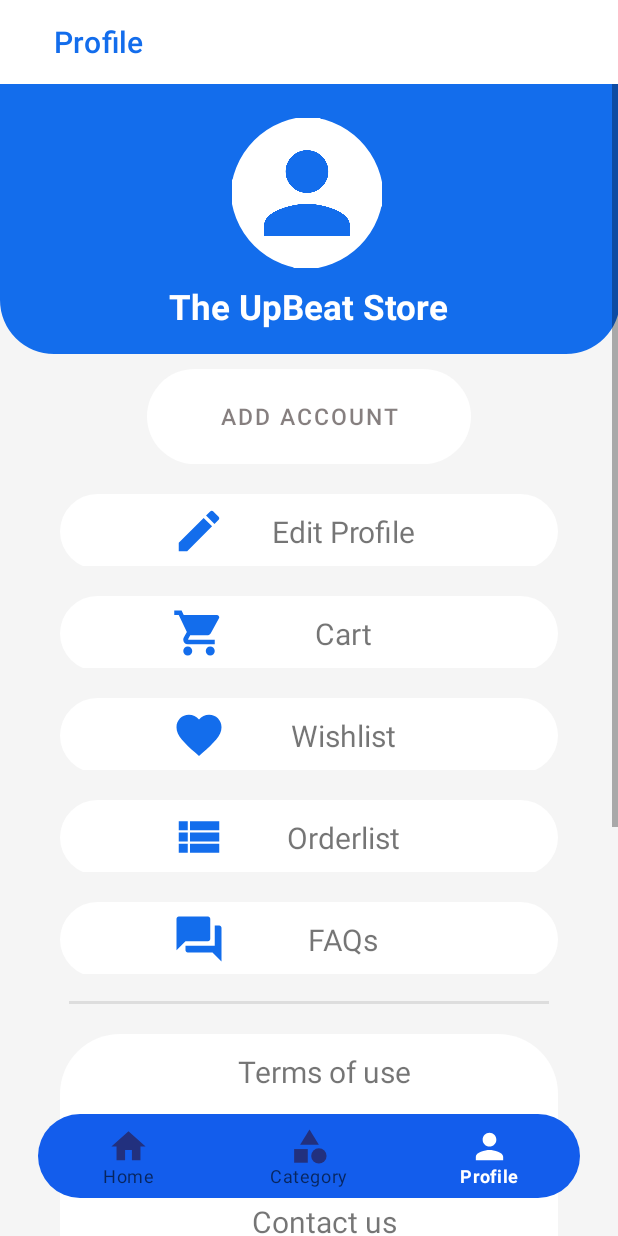
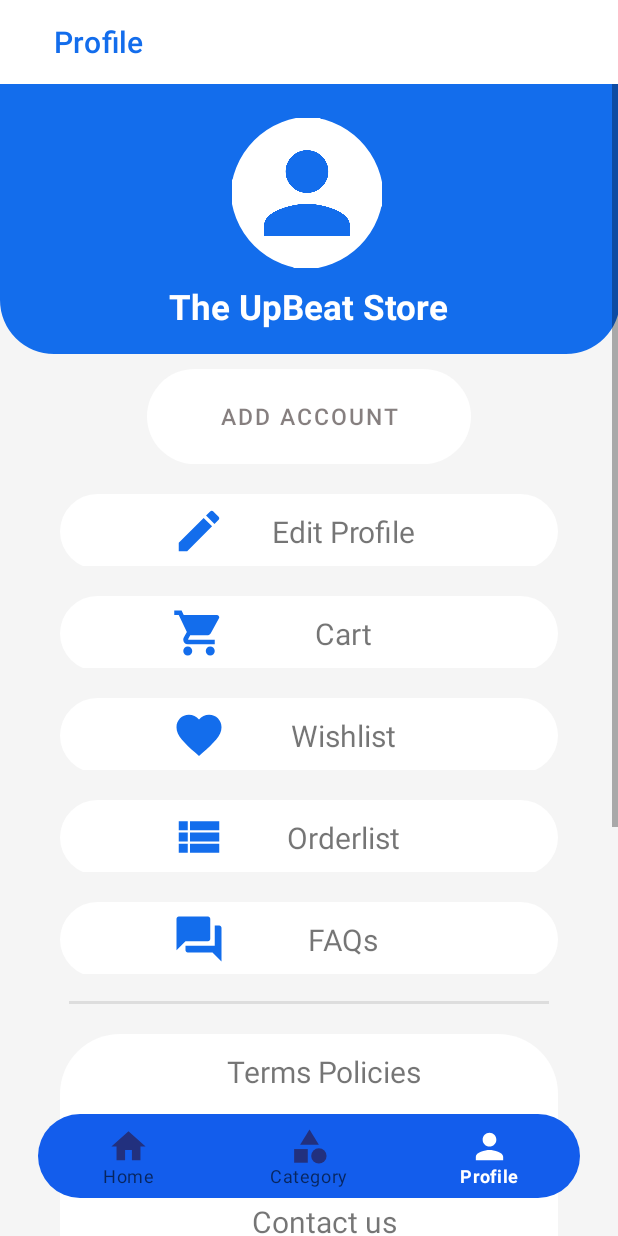
Before and after one commit to NehaW4/MiniBis_Main, an Android app: the screen it shows after launch (MainActivity), item 3 of the bottom bar chosen, on a phone screen of 412 x 824 dp. Run offline under Robolectric (Android 15) with nearby library versions, the phone set to English and light mode, and no system bars.

Commit message:
Updated ProfileFragment- Anirudha

```diff
--- a/app/src/main/java/com/example/minibis/ProfileFragment.java
+++ b/app/src/main/java/com/example/minibis/ProfileFragment.java
@@ -10,12 +10,13 @@ import android.view.LayoutInflater;
 import android.view.View;
 import android.view.ViewGroup;
 import android.widget.Button;
+import android.widget.TextView;
 
 
 public class ProfileFragment extends Fragment {
 
     Button log_profile;
-
+TextView editprofile,wishlist,ordelist,cart,faq,aboutus,contactus;
     @Override
     public View onCreateView(LayoutInflater inflater, ViewGroup container,
                              Bundle savedInstanceState) {
--- a/app/src/main/res/layout/fragment_profile.xml
+++ b/app/src/main/res/layout/fragment_profile.xml
@@ -137,6 +137,7 @@
                         android:src="@drawable/ic_editprofile" />
 
                     <TextView
+                        android:id="@+id/editprof"
                         android:layout_width="136dp"
                         android:layout_height="match_parent"
                         android:layout_marginLeft="10dp"
@@ -174,6 +175,7 @@
                         android:src="@drawable/ic_baseline_shopping_cart_24" />
 
                     <TextView
+                        android:id="@+id/cart"
                         android:layout_width="136dp"
                         android:layout_height="match_parent"
                         android:layout_marginLeft="10dp"
@@ -210,12 +212,13 @@
                         android:src="@drawable/ic_wishlist"/>
 
                     <TextView
+                        android:id="@+id/wishlist"
                         android:layout_width="136dp"
                         android:layout_height="match_parent"
                         android:layout_marginLeft="10dp"
                         android:gravity="center"
                         android:text="Wishlist"
-                        android:textSize="20sp"/>
+                        android:textSize="20sp" />
 
                 </LinearLayout>
 
@@ -245,12 +248,13 @@
                         android:src="@drawable/ic_orderlist"/>
 
                     <TextView
+                        android:id="@+id/orderlist"
                         android:layout_width="136dp"
                         android:layout_height="match_parent"
                         android:layout_marginLeft="10dp"
                         android:gravity="center"
                         android:text="Orderlist"
-                        android:textSize="20sp"/>
+                        android:textSize="20sp" />
 
                 </LinearLayout>
 
@@ -280,12 +284,13 @@
                         android:src="@drawable/ic_faq"/>
 
                     <TextView
+                        android:id="@+id/faqs"
                         android:layout_width="136dp"
                         android:layout_height="match_parent"
                         android:layout_marginLeft="10dp"
                         android:gravity="center"
                         android:text="FAQs"
-                        android:textSize="20sp"/>
+                        android:textSize="20sp" />
 
                 </LinearLayout>
 
@@ -322,7 +327,7 @@
                         android:layout_height="50dp"
                         android:layout_marginLeft="10dp"
                         android:gravity="center"
-                        android:text="Terms of use"
+                        android:text="Terms Policies"
                         android:textSize="20sp"/>
 
                     <TextView
@@ -330,16 +335,17 @@
                         android:layout_height="50dp"
                         android:layout_marginLeft="10dp"
                         android:gravity="center"
-                        android:text="Policies"
+                        android:text=""
                         android:textSize="20sp" />
 
                     <TextView
+                        android:id="@+id/contactus"
                         android:layout_width="136dp"
                         android:layout_height="50dp"
                         android:layout_marginLeft="10dp"
                         android:gravity="center"
                         android:text="Contact us"
-                        android:textSize="20sp"/>
+                        android:textSize="20sp" />
 
                     <TextView
                         android:layout_width="136dp"
@@ -380,14 +386,15 @@
 
 
                     <TextView
+                        android:id="@+id/logoutbtn"
                         android:layout_width="136dp"
                         android:layout_height="match_parent"
                         android:layout_marginLeft="10dp"
                         android:gravity="center"
                         android:text="LOG OUT"
-                        android:textStyle="bold"
                         android:textColor="#136dec"
-                        android:textSize="20sp"/>
+                        android:textSize="20sp"
+                        android:textStyle="bold" />
 
                 </LinearLayout>
 
```
